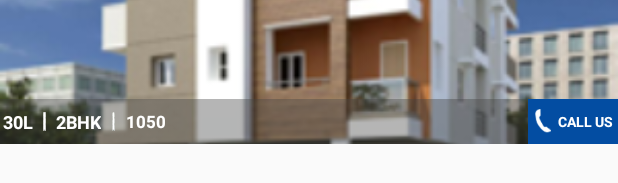
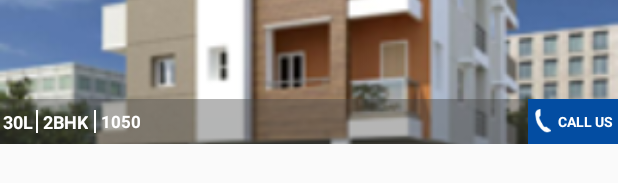
Before and after one commit to Sravani04/TieProperty, an Android app: the layout activity_main.xml on its own in the app's theme, with its tools: preview values and no code run, on a phone screen of 412 x 824 dp. Shown: the part 231-414 px from the top of the screen. Run offline under Robolectric (Android 15) with nearby library versions, the phone set to English and light mode, and no system bars.

Commit message:
commiting all files

```diff
--- a/app/build.gradle
+++ b/app/build.gradle
@@ -7,7 +7,7 @@ android {
         applicationId "in.tieproperty.app"
         minSdkVersion 15
         targetSdkVersion 25
-        versionCode 3
+        versionCode 4
         versionName "1.1"
         testInstrumentationRunner "android.support.test.runner.AndroidJUnitRunner"
     }
--- a/app/src/main/res/layout/activity_main.xml
+++ b/app/src/main/res/layout/activity_main.xml
@@ -168,18 +168,19 @@
                         android:gravity="center_vertical"
                         android:textStyle="normal|bold"
                         android:layout_marginLeft="2dp"
-                        android:layout_marginRight="1dp"
                         android:visibility="visible"
                         android:textSize="12sp" />
 
                     <ImageView
-                        android:layout_width="wrap_content"
-                        android:layout_height="25dp"
+                        android:layout_width="1dp"
+                        android:layout_height="15dp"
                         android:id="@+id/imageView5"
                         android:adjustViewBounds="true"
                         android:layout_gravity="center_vertical"
-                        android:src="@drawable/line"
-                        android:padding="5dp" />
+                        android:padding="5dp"
+                        android:background="#ffffff"
+                        android:layout_marginLeft="2dp"
+                        android:layout_marginRight="2dp" />
 
                     <TextView
                         android:text="2BHK"
@@ -195,13 +196,15 @@
                         android:lines="4" />
 
                     <ImageView
-                        android:layout_width="wrap_content"
-                        android:layout_height="25dp"
+                        android:layout_width="1dp"
+                        android:layout_height="15dp"
                         android:id="@+id/imageView6"
                         android:adjustViewBounds="true"
                         android:layout_gravity="center_vertical"
-                        android:src="@drawable/line"
-                        android:padding="5dp" />
+                        android:padding="5dp"
+                        android:background="#ffffff"
+                        android:layout_marginLeft="2dp"
+                        android:layout_marginRight="2dp" />
 
                     <TextView
                         android:text="1050"
@@ -211,7 +214,7 @@
                         android:textColor="#ffffff"
                         android:textStyle="normal|bold"
                         android:visibility="visible"
-                        android:layout_marginLeft="2dp"
+                        android:layout_marginLeft="1dp"
                         android:textSize="11sp"
                         android:gravity="center_vertical" />
 
```
